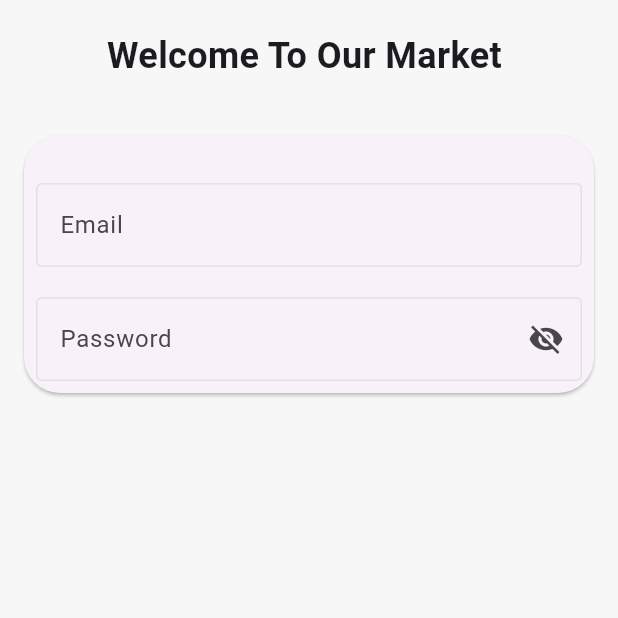
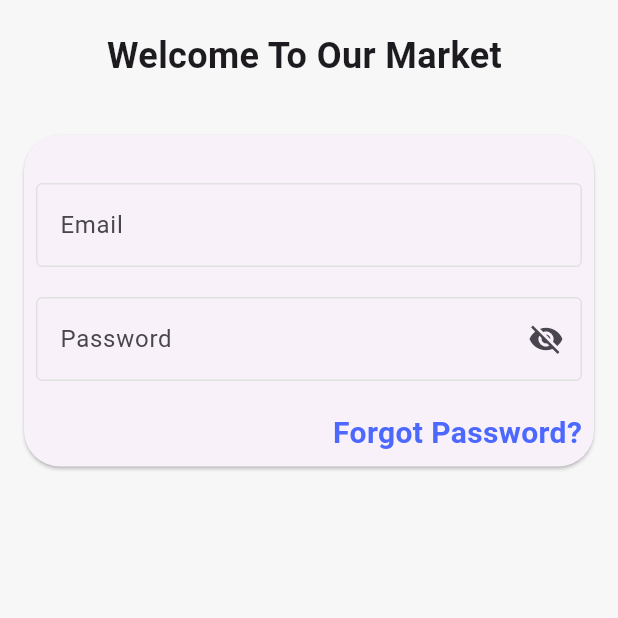
Before and after one commit to blalfayed/ecommerce_supabase, a Flutter app: the screen it shows after launch, on a phone screen of 412 x 824 dp, the top half of it. Run offline on Flutter 3.47's test engine with Material 3 defaults, Android fonts, the light colour scheme and no system bars.

Commit message:
create custom text button

```diff
--- a/lib/views/auth/ui/login_view.dart
+++ b/lib/views/auth/ui/login_view.dart
@@ -44,6 +44,18 @@ class LoginView extends StatelessWidget {
                           onPressed: () {},
                           icon: const Icon(Icons.visibility_off)),
                       isSecured: true,
+                    ),
+                    const SizedBox(
+                      height: 20,
+                    ),
+                    Row(
+                      mainAxisAlignment: MainAxisAlignment.end,
+                      children: [
+                        CustomTextButton(
+                          ontap: () {},
+                          text: 'Forgot Password?',
+                        ),
+                      ],
                     )
                   ],
                 ),
@@ -51,6 +63,29 @@ class LoginView extends StatelessWidget {
             ),
           ],
         ),
+      ),
+    );
+  }
+}
+
+class CustomTextButton extends StatelessWidget {
+  const CustomTextButton({
+    super.key,
+    required this.text,
+    this.ontap,
+  });
+  final String text;
+  final void Function()? ontap;
+  @override
+  Widget build(BuildContext context) {
+    return InkWell(
+      onTap: ontap,
+      child: Text(
+        text,
+        style: const TextStyle(
+            fontSize: 20,
+            fontWeight: FontWeight.bold,
+            color: AppColors.kPrimaryColor),
       ),
     );
   }
```
